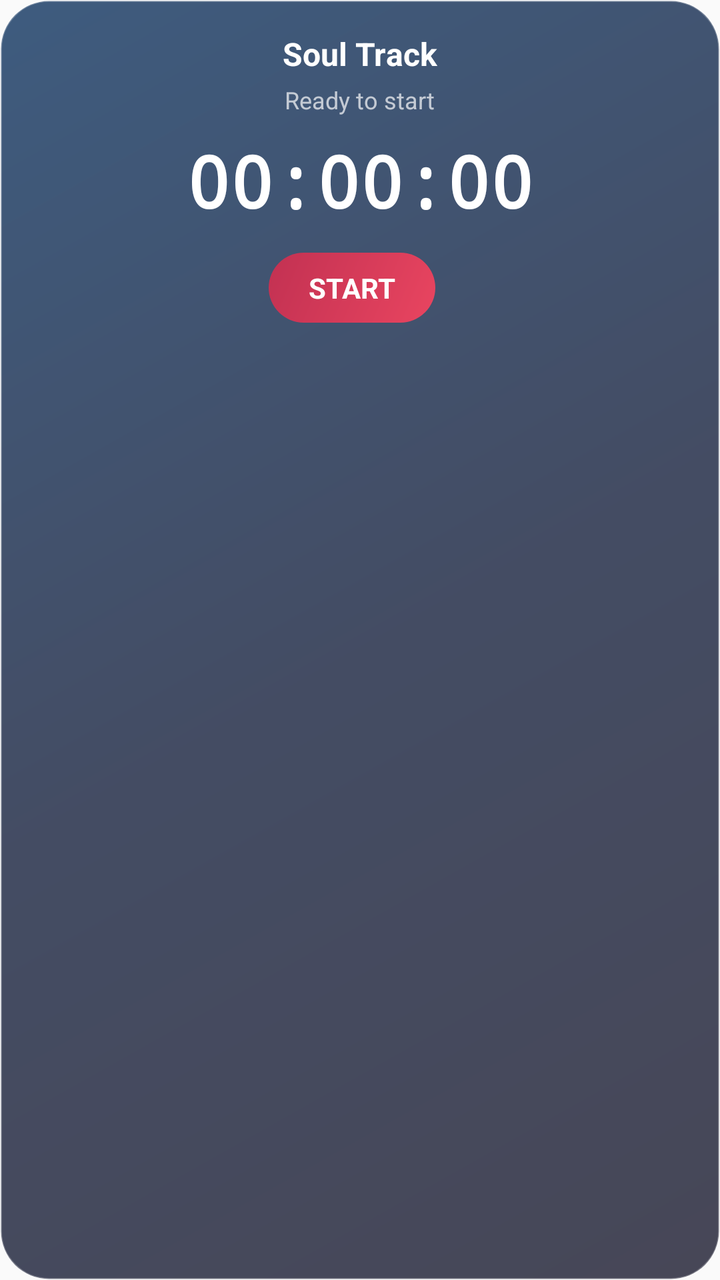
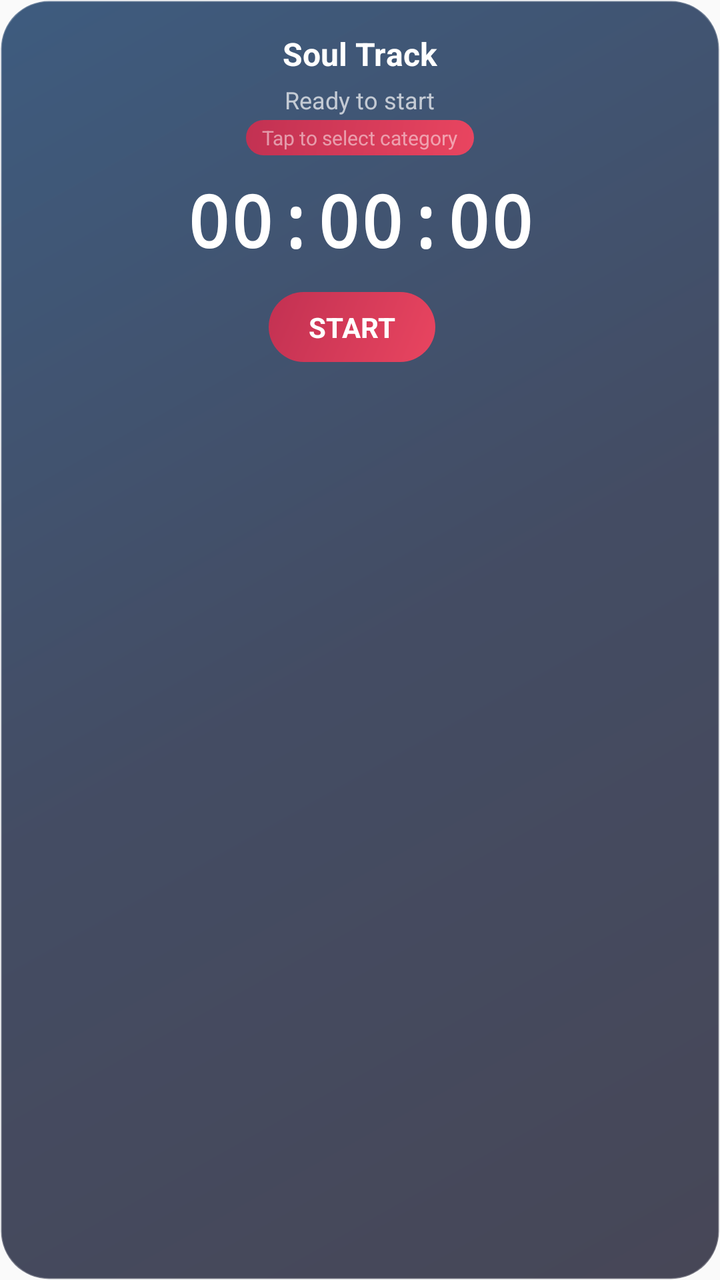

The first picture is an Android layout as it rendered before a commit; the second is the same layout after the commit. The layout source and the unified diff follow.
<!-- AndroidManifest.xml: application theme Theme.DailyTrack -->
<!-- res/layout/widget_timer.xml -->
<?xml version="1.0" encoding="utf-8"?>
<RelativeLayout xmlns:android="http://schemas.android.com/apk/res/android"
    android:layout_width="match_parent"
    android:layout_height="match_parent"
    android:background="@drawable/widget_background"
    android:padding="16dp">

    <TextView
        android:id="@+id/widget_title"
        android:layout_width="wrap_content"
        android:layout_height="wrap_content"
        android:layout_alignParentTop="true"
        android:layout_centerHorizontal="true"
        android:text="Soul Track"
        android:textColor="#FFFFFF"
        android:textSize="16sp"
        android:textStyle="bold" />

    <TextView
        android:id="@+id/widget_session_name"
        android:layout_width="wrap_content"
        android:layout_height="wrap_content"
        android:layout_below="@id/widget_title"
        android:layout_centerHorizontal="true"
        android:layout_marginTop="4dp"
        android:text="Ready to start"
        android:textColor="#B0FFFFFF"
        android:textSize="12sp" />

    <TextView
        android:id="@+id/widget_timer"
        android:layout_width="wrap_content"
        android:layout_height="wrap_content"
        android:layout_below="@id/widget_session_name"
        android:layout_centerHorizontal="true"
        android:layout_marginTop="8dp"
        android:text="00:00:00"
        android:textColor="#FFFFFF"
        android:textSize="36sp"
        android:textStyle="bold"
        android:fontFamily="monospace" />

    <LinearLayout
        android:layout_width="match_parent"
        android:layout_height="wrap_content"
        android:layout_below="@id/widget_timer"
        android:layout_centerHorizontal="true"
        android:layout_marginTop="12dp"
        android:gravity="center"
        android:orientation="horizontal">

        <TextView
            android:id="@+id/widget_btn_start"
            android:layout_width="wrap_content"
            android:layout_height="wrap_content"
            android:background="@drawable/widget_button_background"
            android:paddingHorizontal="20dp"
            android:paddingVertical="8dp"
            android:text="START"
            android:textColor="#FFFFFF"
            android:textSize="14sp"
            android:textStyle="bold"
            android:layout_marginEnd="8dp" />

        <TextView
            android:id="@+id/widget_btn_stop"
            android:layout_width="wrap_content"
            android:layout_height="wrap_content"
            android:background="@drawable/widget_button_stop_background"
            android:paddingHorizontal="20dp"
            android:paddingVertical="8dp"
            android:text="STOP"
            android:textColor="#FFFFFF"
            android:textSize="14sp"
            android:textStyle="bold"
            android:layout_marginEnd="8dp"
            android:visibility="gone" />

        <TextView
            android:id="@+id/widget_btn_reset"
            android:layout_width="wrap_content"
            android:layout_height="wrap_content"
            android:background="@drawable/widget_button_background"
            android:paddingHorizontal="20dp"
            android:paddingVertical="8dp"
            android:text="RESET"
            android:textColor="#FFFFFF"
            android:textSize="14sp"
            android:textStyle="bold"
            android:visibility="gone" />
    </LinearLayout>

</RelativeLayout>
<!-- resources referenced by this layout -->
<resources>
  <!-- drawable widget_background (drawable) -->
  <?xml version="1.0" encoding="utf-8"?>
  <shape xmlns:android="http://schemas.android.com/apk/res/android"
      android:shape="rectangle">
      <gradient
          android:startColor="#CC1A1A2E"
          android:centerColor="#CC16213E"
          android:endColor="#CC0F3460"
          android:angle="135" />
      <corners android:radius="24dp" />
      <stroke
          android:width="1dp"
          android:color="#40FFFFFF" />
  </shape>
  <!-- drawable widget_button_background (drawable) -->
  <?xml version="1.0" encoding="utf-8"?>
  <shape xmlns:android="http://schemas.android.com/apk/res/android"
      android:shape="rectangle">
      <gradient
          android:startColor="#E94560"
          android:endColor="#C23152"
          android:angle="135" />
      <corners android:radius="20dp" />
  </shape>
  <!-- drawable widget_button_stop_background (drawable) -->
  <?xml version="1.0" encoding="utf-8"?>
  <shape xmlns:android="http://schemas.android.com/apk/res/android"
      android:shape="rectangle">
      <gradient
          android:startColor="#FF6B6B"
          android:endColor="#EE5A5A"
          android:angle="135" />
      <corners android:radius="20dp" />
  </shape>
  <style name="Theme.DailyTrack" parent="android:Theme.Material.Light.NoActionBar">
          <item name="android:statusBarColor">@android:color/transparent</item>
          <item name="android:navigationBarColor">@android:color/transparent</item>
          <item name="android:windowLightStatusBar">true</item>
      </style>
</resources>

<!-- the commit's change to res/layout/widget_timer.xml (unified diff, before → after) -->
@@ -28,10 +28,24 @@
         android:textSize="12sp" />
 
     <TextView
+        android:id="@+id/widget_category"
+        android:layout_width="wrap_content"
+        android:layout_height="wrap_content"
+        android:layout_below="@id/widget_session_name"
+        android:layout_centerHorizontal="true"
+        android:layout_marginTop="2dp"
+        android:text="Tap to select category"
+        android:textColor="#80FFFFFF"
+        android:textSize="10sp"
+        android:background="@drawable/widget_button_background"
+        android:paddingHorizontal="8dp"
+        android:paddingVertical="2dp" />
+
+    <TextView
         android:id="@+id/widget_timer"
         android:layout_width="wrap_content"
         android:layout_height="wrap_content"
-        android:layout_below="@id/widget_session_name"
+        android:layout_below="@id/widget_category"
         android:layout_centerHorizontal="true"
         android:layout_marginTop="8dp"
         android:text="00:00:00"
